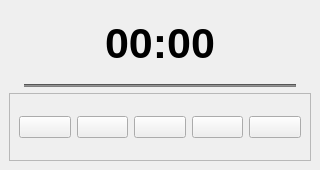
The window that src/gui/main_window/MainWindow.ui (ephell/ClipIt-Screen-Capture-App) describes before a commit, drawn with Qt 5.
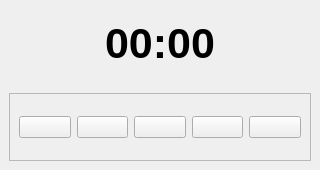
The same window after the commit. Custom widgets are drawn as their Qt base class.

Commit message: Set different icon on record button based on recording status

Patch:
```diff
--- a/src/gui/main_window/MainWindow.ui
+++ b/src/gui/main_window/MainWindow.ui
@@ -65,14 +65,14 @@
        <widget class="Line" name="separator_line">
         <property name="minimumSize">
          <size>
-          <width>272</width>
-          <height>3</height>
+          <width>0</width>
+          <height>0</height>
          </size>
         </property>
         <property name="maximumSize">
          <size>
-          <width>272</width>
-          <height>3</height>
+          <width>16777215</width>
+          <height>16777215</height>
          </size>
         </property>
         <property name="styleSheet">
```
The commit also changes 6 other files.
